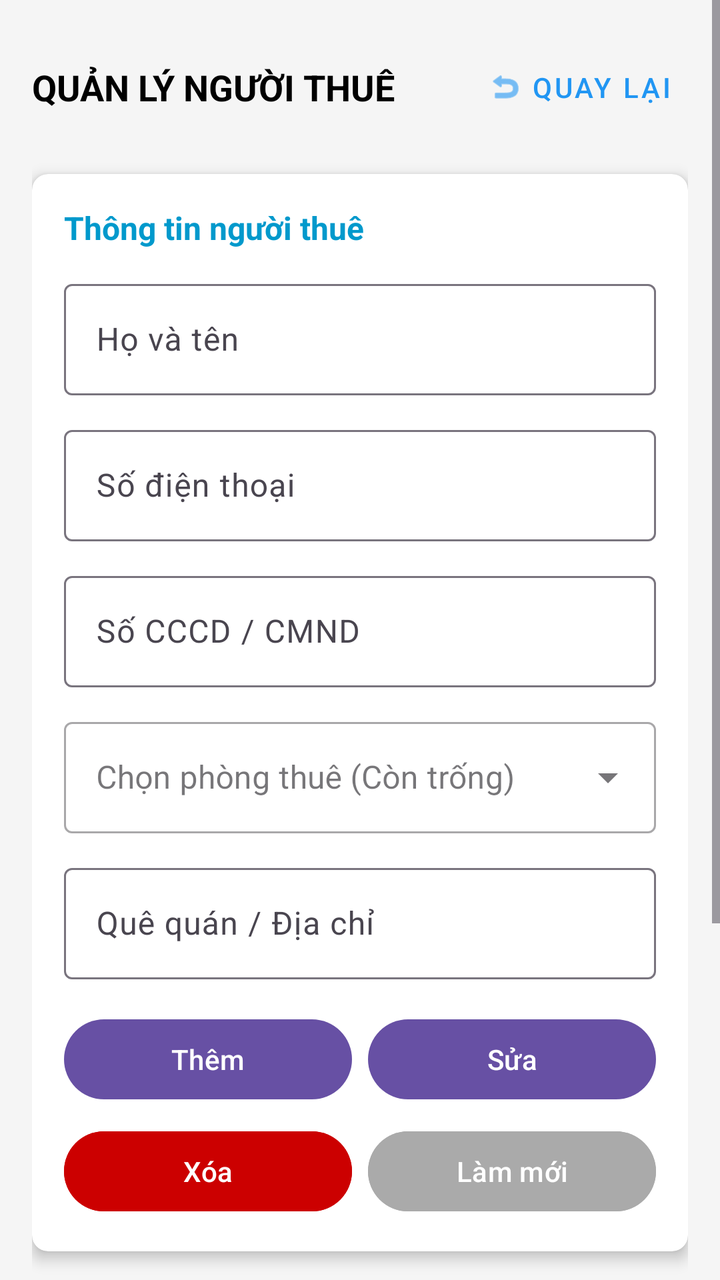
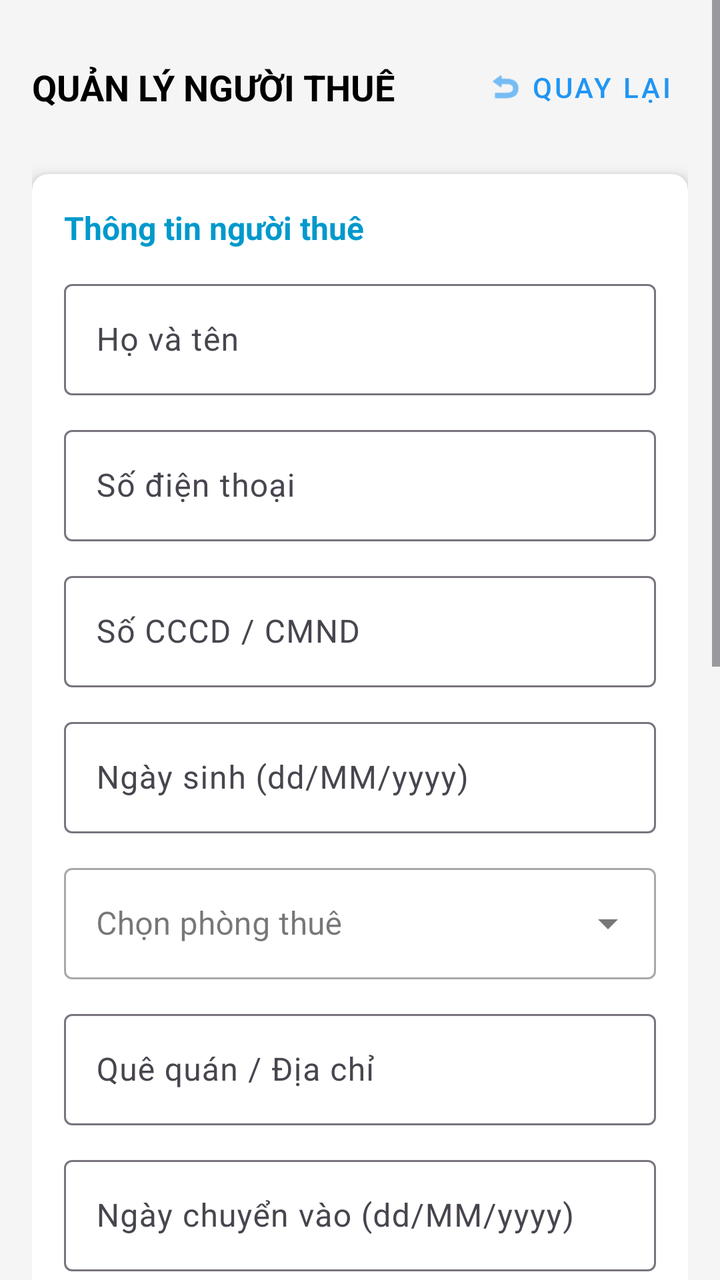

Compare the two renders of this Android layout. The source of the first and the diff that turns it into the second are given below.
<!-- AndroidManifest.xml: application theme Theme.Detai1 -->
<!-- res/layout/giaodiennguoithue.xml -->
<?xml version="1.0" encoding="utf-8"?>
<ScrollView xmlns:android="http://schemas.android.com/apk/res/android"
    xmlns:app="http://schemas.android.com/apk/res-auto"
    android:layout_width="match_parent"
    android:layout_height="match_parent"
    android:fillViewport="true"
    android:background="#F5F5F5">

    <LinearLayout
        android:layout_width="match_parent"
        android:layout_height="wrap_content"
        android:orientation="vertical"
        android:padding="16dp">

        
        <RelativeLayout
            android:layout_width="match_parent"
            android:layout_height="wrap_content"
            android:layout_marginBottom="16dp"
            android:paddingTop="4dp"
            android:paddingBottom="4dp">

            <TextView
                android:layout_width="wrap_content"
                android:layout_height="wrap_content"
                android:layout_centerVertical="true"
                android:layout_alignParentStart="true"
                android:text="QUẢN LÝ NGƯỜI THUÊ"
                android:textSize="18sp"
                android:textStyle="bold"
                android:textColor="@android:color/black"/>

            <com.google.android.material.button.MaterialButton
                android:id="@+id/btnQuayLaiNguoiThue"
                style="@style/Widget.MaterialComponents.Button.TextButton"
                android:layout_width="wrap_content"
                android:layout_height="wrap_content"
                android:layout_alignParentEnd="true"
                android:layout_centerVertical="true"
                android:text="Quay lại"
                android:textColor="#2196F3"
                android:textSize="14sp"
                app:icon="@android:drawable/ic_menu_revert"
                app:iconTint="#2196F3"
                android:minWidth="0dp"
                android:minHeight="0dp"
                android:padding="8dp"/>
        </RelativeLayout>

        
        <androidx.cardview.widget.CardView
            android:layout_width="match_parent"
            android:layout_height="wrap_content"
            app:cardCornerRadius="8dp"
            app:cardElevation="4dp"
            android:layout_marginBottom="16dp"
            app:cardBackgroundColor="@android:color/white">

            <LinearLayout
                android:layout_width="match_parent"
                android:layout_height="wrap_content"
                android:orientation="vertical"
                android:padding="16dp">

                <TextView
                    android:layout_width="wrap_content"
                    android:layout_height="wrap_content"
                    android:text="Thông tin người thuê"
                    android:textSize="16sp"
                    android:textStyle="bold"
                    android:textColor="@android:color/holo_blue_dark"
                    android:layout_marginBottom="12dp"/>

                
                <com.google.android.material.textfield.TextInputLayout
                    android:layout_width="match_parent"
                    android:layout_height="wrap_content"
                    android:layout_marginBottom="12dp"
                    android:hint="Họ và tên">

                    <com.google.android.material.textfield.TextInputEditText
                        android:id="@+id/edtHoTen"
                        android:layout_width="match_parent"
                        android:layout_height="wrap_content"
                        android:inputType="textPersonName" />
                </com.google.android.material.textfield.TextInputLayout>

                
                <com.google.android.material.textfield.TextInputLayout
                    android:layout_width="match_parent"
                    android:layout_height="wrap_content"
                    android:layout_marginBottom="12dp"
                    android:hint="Số điện thoại">

                    <com.google.android.material.textfield.TextInputEditText
                        android:id="@+id/edtSoDienThoai"
                        android:layout_width="match_parent"
                        android:layout_height="wrap_content"
                        android:inputType="phone" />
                </com.google.android.material.textfield.TextInputLayout>

                
                <com.google.android.material.textfield.TextInputLayout
                    android:layout_width="match_parent"
                    android:layout_height="wrap_content"
                    android:layout_marginBottom="12dp"
                    android:hint="Số CCCD / CMND">

                    <com.google.android.material.textfield.TextInputEditText
                        android:id="@+id/edtCCCD"
                        android:layout_width="match_parent"
                        android:layout_height="wrap_content"
                        android:inputType="number" />
                </com.google.android.material.textfield.TextInputLayout>

                
                <com.google.android.material.textfield.TextInputLayout
                    style="@style/Widget.MaterialComponents.TextInputLayout.OutlinedBox.ExposedDropdownMenu"
                    android:layout_width="match_parent"
                    android:layout_height="wrap_content"
                    android:layout_marginBottom="12dp"
                    android:hint="Chọn phòng thuê (Còn trống)">

                    <AutoCompleteTextView
                        android:id="@+id/dropdownPhongThue"
                        android:layout_width="match_parent"
                        android:layout_height="wrap_content"
                        android:inputType="none"/>
                </com.google.android.material.textfield.TextInputLayout>

                
                <com.google.android.material.textfield.TextInputLayout
                    android:layout_width="match_parent"
                    android:layout_height="wrap_content"
                    android:layout_marginBottom="16dp"
                    android:hint="Quê quán / Địa chỉ">

                    <com.google.android.material.textfield.TextInputEditText
                        android:id="@+id/edtQueQuan"
                        android:layout_width="match_parent"
                        android:layout_height="wrap_content"
                        android:inputType="text" />
                </com.google.android.material.textfield.TextInputLayout>

                
                <LinearLayout
                    android:layout_width="match_parent"
                    android:layout_height="wrap_content"
                    android:orientation="horizontal"
                    android:weightSum="2"
                    android:layout_marginBottom="8dp">

                    <Button
                        android:id="@+id/btnThemNguoiThue"
                        android:layout_width="0dp"
                        android:layout_height="wrap_content"
                        android:layout_weight="1"
                        android:text="Thêm"
                        android:layout_marginEnd="4dp"/>

                    <Button
                        android:id="@+id/btnSuaNguoiThue"
                        android:layout_width="0dp"
                        android:layout_height="wrap_content"
                        android:layout_weight="1"
                        android:text="Sửa"
                        android:layout_marginStart="4dp"/>
                </LinearLayout>

                <LinearLayout
                    android:layout_width="match_parent"
                    android:layout_height="wrap_content"
                    android:orientation="horizontal"
                    android:weightSum="2">

                    <Button
                        android:id="@+id/btnXoaNguoiThue"
                        android:layout_width="0dp"
                        android:layout_height="wrap_content"
                        android:layout_weight="1"
                        android:text="Xóa"
                        android:backgroundTint="@android:color/holo_red_dark"
                        android:layout_marginEnd="4dp"/>

                    <Button
                        android:id="@+id/btnLamMoiNguoiThue"
                        android:layout_width="0dp"
                        android:layout_height="wrap_content"
                        android:layout_weight="1"
                        android:text="Làm mới"
                        android:backgroundTint="@android:color/darker_gray"
                        android:layout_marginStart="4dp"/>
                </LinearLayout>

            </LinearLayout>
        </androidx.cardview.widget.CardView>

        
        <TextView
            android:layout_width="match_parent"
            android:layout_height="wrap_content"
            android:text="Danh sách người thuê"
            android:textSize="16sp"
            android:textStyle="bold"
            android:textColor="@android:color/black"
            android:layout_marginBottom="8dp"/>

        
        <androidx.recyclerview.widget.RecyclerView
            android:id="@+id/recyclerDanhSachNguoiThue"
            android:layout_width="match_parent"
            android:layout_height="200dp"
            android:background="@android:color/white"
            android:padding="8dp"/>

    </LinearLayout>
</ScrollView>
<!-- resources referenced by this layout -->
<resources>
  <style name="Theme.Detai1" parent="Base.Theme.Detai1" />
  <style name="Base.Theme.Detai1" parent="Theme.Material3.DayNight.NoActionBar">
          
          
      </style>
</resources>

<!-- the commit's change to res/layout/giaodiennguoithue.xml (unified diff, before → after) -->
@@ -115,11 +115,27 @@
 
                 
                 <com.google.android.material.textfield.TextInputLayout
+                    android:layout_width="match_parent"
+                    android:layout_height="wrap_content"
+                    android:layout_marginBottom="12dp"
+                    android:hint="Ngày sinh (dd/MM/yyyy)">
+
+                    <com.google.android.material.textfield.TextInputEditText
+                        android:id="@+id/edtNgaySinh"
+                        android:layout_width="match_parent"
+                        android:layout_height="wrap_content"
+                        android:focusable="false"
+                        android:clickable="true"
+                        android:inputType="none" />
+                </com.google.android.material.textfield.TextInputLayout>
+
+                
+                <com.google.android.material.textfield.TextInputLayout
                     style="@style/Widget.MaterialComponents.TextInputLayout.OutlinedBox.ExposedDropdownMenu"
                     android:layout_width="match_parent"
                     android:layout_height="wrap_content"
                     android:layout_marginBottom="12dp"
-                    android:hint="Chọn phòng thuê (Còn trống)">
+                    android:hint="Chọn phòng thuê">
 
                     <AutoCompleteTextView
                         android:id="@+id/dropdownPhongThue"
@@ -132,14 +148,46 @@
                 <com.google.android.material.textfield.TextInputLayout
                     android:layout_width="match_parent"
                     android:layout_height="wrap_content"
+                    android:layout_marginBottom="12dp"
+                    android:hint="Quê quán / Địa chỉ">
+
+                    <com.google.android.material.textfield.TextInputEditText
+                        android:id="@+id/edtQueQuan"
+                        android:layout_width="match_parent"
+                        android:layout_height="wrap_content"
+                        android:inputType="text" />
+                </com.google.android.material.textfield.TextInputLayout>
+
+                
+                <com.google.android.material.textfield.TextInputLayout
+                    android:layout_width="match_parent"
+                    android:layout_height="wrap_content"
+                    android:layout_marginBottom="12dp"
+                    android:hint="Ngày chuyển vào (dd/MM/yyyy)">
+
+                    <com.google.android.material.textfield.TextInputEditText
+                        android:id="@+id/edtNgayChuyenVao"
+                        android:layout_width="match_parent"
+                        android:layout_height="wrap_content"
+                        android:focusable="false"
+                        android:clickable="true"
+                        android:inputType="none" />
+                </com.google.android.material.textfield.TextInputLayout>
+
+                
+                <com.google.android.material.textfield.TextInputLayout
+                    android:layout_width="match_parent"
+                    android:layout_height="wrap_content"
                     android:layout_marginBottom="16dp"
-                    android:hint="Quê quán / Địa chỉ">
-
-                    <com.google.android.material.textfield.TextInputEditText
-                        android:id="@+id/edtQueQuan"
-                        android:layout_width="match_parent"
-                        android:layout_height="wrap_content"
-                        android:inputType="text" />
+                    android:hint="Ngày chuyển đi (dd/MM/yyyy)">
+
+                    <com.google.android.material.textfield.TextInputEditText
+                        android:id="@+id/edtNgayChuyenDi"
+                        android:layout_width="match_parent"
+                        android:layout_height="wrap_content"
+                        android:focusable="false"
+                        android:clickable="true"
+                        android:inputType="none" />
                 </com.google.android.material.textfield.TextInputLayout>
 
                 
@@ -194,6 +242,21 @@
 
             </LinearLayout>
         </androidx.cardview.widget.CardView>
+
+        
+        <com.google.android.material.textfield.TextInputLayout
+            android:layout_width="match_parent"
+            android:layout_height="wrap_content"
+            android:layout_marginBottom="12dp"
+            android:hint="Tìm kiếm theo Tên hoặc SĐT"
+            app:startIconDrawable="@android:drawable/ic_menu_search">
+
+            <com.google.android.material.textfield.TextInputEditText
+                android:id="@+id/edtTimKiem"
+                android:layout_width="match_parent"
+                android:layout_height="wrap_content"
+                android:inputType="text" />
+        </com.google.android.material.textfield.TextInputLayout>
 
         
         <TextView
@@ -209,7 +272,7 @@
         <androidx.recyclerview.widget.RecyclerView
             android:id="@+id/recyclerDanhSachNguoiThue"
             android:layout_width="match_parent"
-            android:layout_height="200dp"
+            android:layout_height="250dp"
             android:background="@android:color/white"
             android:padding="8dp"/>
 
